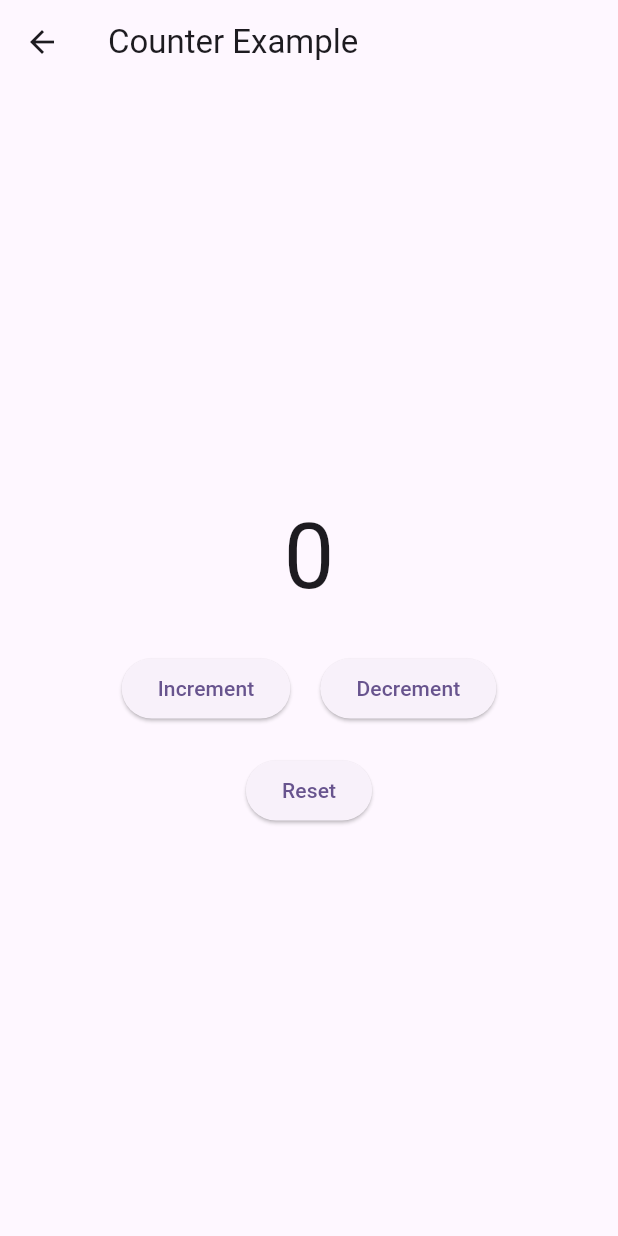
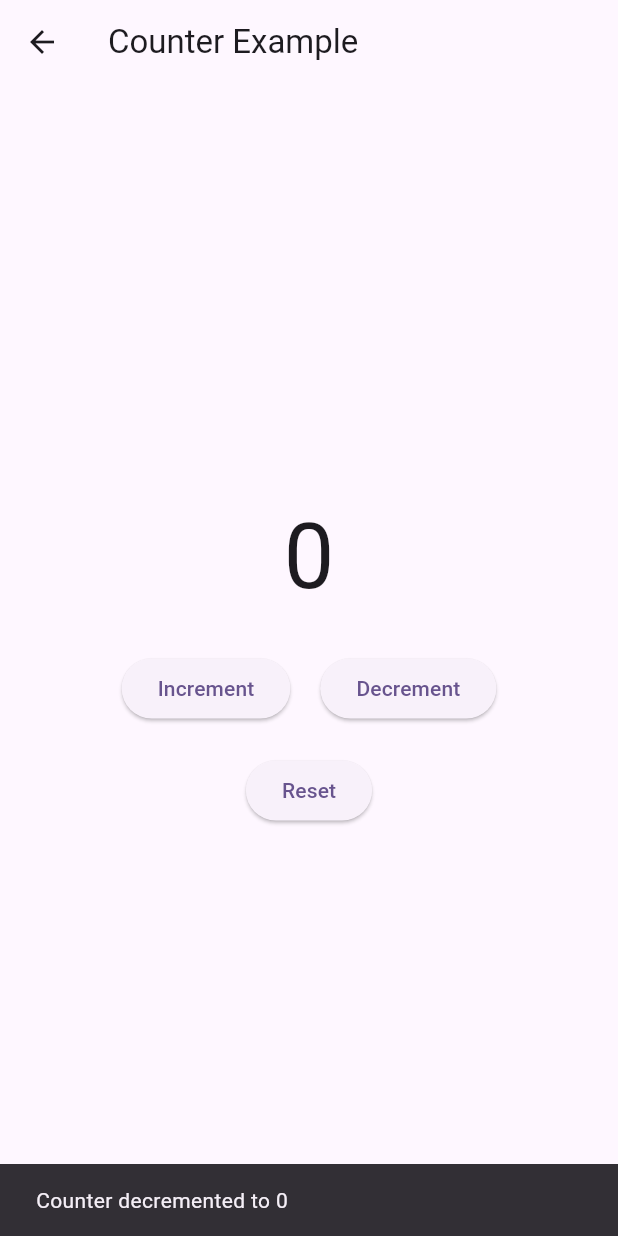
Before and after one commit to Dk-variya007/Bloc-Tutorial, a Flutter app: the CounterScreen screen opened directly, after a tap on "Reset", on a phone screen of 412 x 824 dp. Run offline on Flutter 3.47's test engine with Material 3 defaults, Android fonts, the phone set to English and light mode, and no system bars; our stand-ins replace bloc, connectivity_plus, email_validator, equatable, flutter_bloc, image_picker; network calls fail.

Commit message:
some update...

```diff
--- a/lib/bloc/api/todo_api/todo_bloc.dart
+++ b/lib/bloc/api/todo_api/todo_bloc.dart
@@ -11,8 +11,8 @@ class TodoAPiBloc extends Bloc<TodoEvent, TodoState> {
     on<TodoInitialEvent>(todoInitialEvent);
   }
 
-  Future<void> todoInitialEvent(TodoInitialEvent event,
-      Emitter<TodoState> emit) async {
+  Future<void> todoInitialEvent(
+      TodoInitialEvent event, Emitter<TodoState> emit) async {
     emit(TodoLoadingState());
     List<TodoModel> todo = await TodoRepository.fetchTodo();
     emit(TodoFetchState(todo: todo));
--- a/lib/main.dart
+++ b/lib/main.dart
@@ -10,6 +10,7 @@ import 'package:bloc_state_management/bloc/todo_bloc/todo_bloc.dart';
 import 'package:bloc_state_management/bloc/api/user_api_bloc/user_api_bloc.dart';
 import 'package:bloc_state_management/ui/counter/counter_screen.dart';
 import 'package:bloc_state_management/ui/form_valiadtion/signin_screen.dart';
+import 'package:bloc_state_management/ui/grocery/home/home.dart';
 import 'package:bloc_state_management/ui/internet/internet_screen.dart';
 import 'package:bloc_state_management/ui/switch_example/switch_example_screen.dart';
 import 'package:flutter/material.dart';
@@ -44,7 +45,7 @@ class MyApp extends StatelessWidget {
           colorScheme: ColorScheme.fromSeed(seedColor: Colors.deepPurple),
           useMaterial3: true,
         ),
-        home: const InternetScreen(),
+        home: const GroceryHome(),
       ),
     );
   }
--- a/lib/ui/counter/counter_screen.dart
+++ b/lib/ui/counter/counter_screen.dart
@@ -14,11 +14,25 @@ class CounterScreen extends StatefulWidget {
 }
 
 class _CounterScreenState extends State<CounterScreen> {
-  CounterBloc counterBloc = CounterBloc();
+  late CounterBloc counterBloc;
+
+  @override
+  void initState() {
+    super.initState();
+    counterBloc = CounterBloc();
+  }
+
+  @override
+  void dispose() {
+    counterBloc.close();
+    super.dispose();
+  }
 
   @override
   Widget build(BuildContext context) {
-    return Scaffold(
+    return BlocProvider(
+      create: (context) => counterBloc,
+      child: Scaffold(
         appBar: AppBar(
           title: const Text("Counter Example"),
         ),
@@ -26,9 +40,16 @@ class _CounterScreenState extends State<CounterScreen> {
           mainAxisAlignment: MainAxisAlignment.center,
           crossAxisAlignment: CrossAxisAlignment.center,
           children: [
-          BlocBuilder<CounterBloc, CounterState>(
+            BlocListener<CounterBloc, CounterState>(
+              listener: (context, state) {
+                final action = state.counter > 0 ? 'incremented' : 'decremented';
+                ScaffoldMessenger.of(context).clearSnackBars();
+                ScaffoldMessenger.of(context).showSnackBar(
+                  SnackBar(content: Text('Counter $action to ${state.counter}')),
+                );
+              },
+              child: BlocBuilder<CounterBloc, CounterState>(
                 buildWhen: (previous, current) => current.counter != previous.counter,
-            bloc: counterBloc,
                 builder: (context, state) {
                   log("Builder called");
                   return Text(
@@ -37,34 +58,35 @@ class _CounterScreenState extends State<CounterScreen> {
                   );
                 },
               ),
-          const SizedBox(
-            height: 20,
             ),
+            const SizedBox(height: 20),
             Row(
               mainAxisAlignment: MainAxisAlignment.center,
               children: [
                 ElevatedButton(
                   onPressed: () {
-                    //context.read<CounterBloc>().add(IncrementCounter());
                     counterBloc.add(IncrementCounter());
                   },
-                  child: const Text("Increment")),
+                  child: const Text("Increment"),
+                ),
                 const SizedBox(width: 20),
                 ElevatedButton(
                   onPressed: () {
-                  //  context.read<CounterBloc>().add(DecrementCounter());
                     counterBloc.add(DecrementCounter());
                   },
-                  child: const Text("Decrement")),
+                  child: const Text("Decrement"),
+                ),
               ],
             ),
             const SizedBox(height: 20),
             ElevatedButton(
               onPressed: () {
-                context.read<CounterBloc>().add(ResetCounter());
+                counterBloc.add(ResetCounter());
               },
-              child: const Text("Reset")), // Add this button
+              child: const Text("Reset"),
+            ),
           ],
+        ),
       ),
     );
   }
```
Also changed, not shown: lib/ui/grocery/home/home.dart (+4 -4 lines), lib/bloc/api/post_bloc/post_state.dart (line endings or trailing spaces), pubspec.lock. Lines whose indentation alone changed are shown as unchanged.
